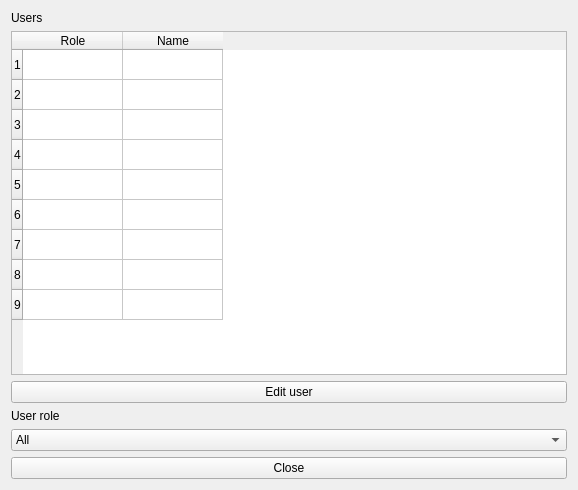
NoahHallows/quackmed, file client/ui/userList.ui: the form before one commit.
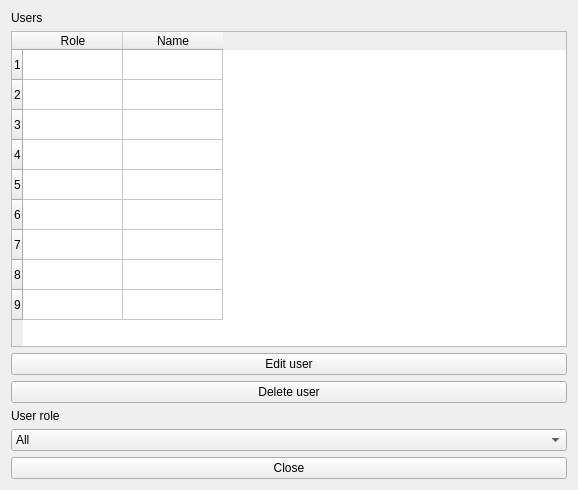
The form after the commit.

Commit message: added user deletion ui

```diff
--- a/client/ui/userList.ui
+++ b/client/ui/userList.ui
@@ -54,6 +54,13 @@
      </property>
     </widget>
    </item>
+   <item>
+    <widget class="QPushButton" name="DeleteUserButton">
+     <property name="text">
+      <string>Delete user</string>
+     </property>
+    </widget>
+   </item>
    <item>
     <widget class="QLabel" name="label_2">
      <property name="text">
```
The commit also changes 10 other files.
